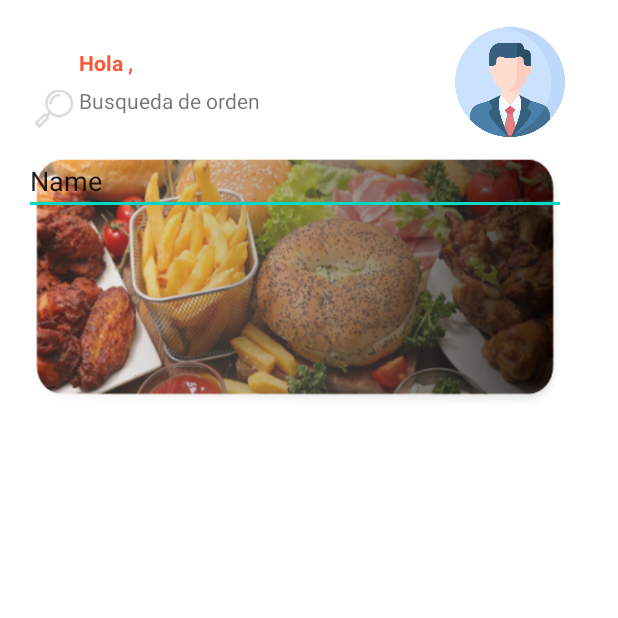
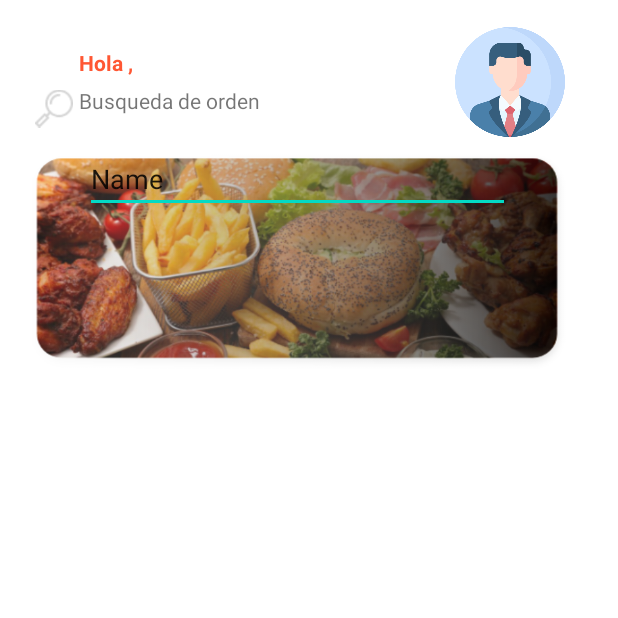
Before and after one commit to orlandogironb/etps1-012023, an Android app: the screen it shows after launch (Principal), after a tap on "Iniciar", on a phone screen of 412 x 824 dp, the top half of it. Run offline under Robolectric (Android 15) with nearby library versions, the phone set to English and light mode, and no system bars.

Commit message:
06032023

```diff
--- a/FoodApp/app/src/main/res/layout/activity_principal.xml
+++ b/FoodApp/app/src/main/res/layout/activity_principal.xml
@@ -77,22 +77,22 @@
 
                 <ImageView
                     android:id="@+id/imageView6"
-                    android:layout_width="361dp"
-                    android:layout_height="176dp"
+                    android:layout_width="364dp"
+                    android:layout_height="150dp"
                     android:scaleType="fitXY"
                     android:src="@drawable/banner"
                     tools:layout_editor_absoluteX="-2dp" />
 
                 <EditText
                     android:id="@+id/editTextTextPersonName"
-                    android:layout_width="361dp"
-                    android:layout_height="43dp"
+                    android:layout_width="283dp"
+                    android:layout_height="42dp"
                     android:ems="10"
                     android:inputType="textPersonName"
                     android:text="Name"
                     app:layout_constraintEnd_toEndOf="@+id/imageView6"
                     app:layout_constraintStart_toStartOf="@+id/imageView6"
-                    tools:layout_editor_absoluteY="176dp" />
+                    tools:layout_editor_absoluteY="177dp" />
 
             </androidx.constraintlayout.widget.ConstraintLayout>
 
```
